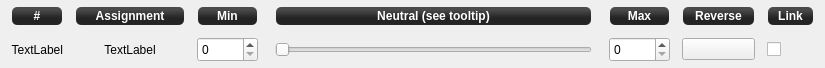
Old version of the form ground/gcs/src/plugins/config/outputchannelform.ui in the repository TauLabs/TauLabs.
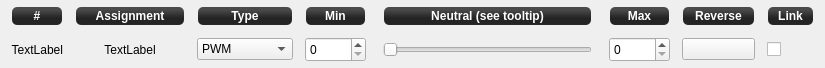
New version of the form. Icons and pictures are not drawn. Custom widgets are drawn as their Qt base class.

Commit message:
GCS: Add channel types to configoutput widget.
Channel types are now selectable via output widget. There is a simple
security requester for HPWM.

Conflicts:
	ground/gcs/src/plugins/config/outputchannelform.cpp

Diff of the .ui file:
```diff
--- a/ground/gcs/src/plugins/config/outputchannelform.ui
+++ b/ground/gcs/src/plugins/config/outputchannelform.ui
@@ -45,6 +45,62 @@
      </property>
     </widget>
    </item>
+   <item row="1" column="2">
+    <widget class="QComboBox" name="actuatorType">
+     <property name="enabled">
+      <bool>true</bool>
+     </property>
+     <property name="minimumSize">
+      <size>
+       <width>0</width>
+       <height>20</height>
+      </size>
+     </property>
+     <property name="toolTip">
+      <string>Set &quot;PWM&quot; simple pulse generation.
+Select &quot;HPWM&quot; for OneShot and better resolution at higher frequencies.
+For OneShot set the frequency to zero too.</string>
+     </property>
+     <property name="autoFillBackground">
+      <bool>false</bool>
+     </property>
+     <item>
+      <property name="text">
+       <string>PWM</string>
+      </property>
+     </item>
+     <item>
+      <property name="text">
+       <string>HPWM</string>
+      </property>
+     </item>
+     <item>
+      <property name="text">
+       <string>MK</string>
+      </property>
+     </item>
+     <item>
+      <property name="text">
+       <string>ASTEC4</string>
+      </property>
+     </item>
+     <item>
+      <property name="text">
+       <string>PWM Alarm</string>
+      </property>
+     </item>
+     <item>
+      <property name="text">
+       <string>Arming LED</string>
+      </property>
+     </item>
+     <item>
+      <property name="text">
+       <string>Info LED</string>
+      </property>
+     </item>
+    </widget>
+   </item>
    <item row="1" column="8">
     <widget class="QPushButton" name="pb_reverseActuator">
      <property name="minimumSize">
@@ -81,7 +137,7 @@
      </property>
     </widget>
    </item>
-   <item row="0" column="4">
+   <item row="0" column="5">
     <widget class="QLabel" name="legend2">
      <property name="sizePolicy">
       <sizepolicy hsizetype="Expanding" vsizetype="Fixed">
@@ -181,7 +237,7 @@
      </property>
     </widget>
    </item>
-   <item row="0" column="2">
+   <item row="0" column="3">
     <widget class="QLabel" name="legend1">
      <property name="sizePolicy">
       <sizepolicy hsizetype="Minimum" vsizetype="Fixed">
@@ -217,7 +273,7 @@
      </property>
     </widget>
    </item>
-   <item row="1" column="4">
+   <item row="1" column="5">
     <widget class="TextBubbleSlider" name="actuatorNeutral">
      <property name="sizePolicy">
       <sizepolicy hsizetype="MinimumExpanding" vsizetype="Fixed">
@@ -254,7 +310,7 @@
      </property>
     </widget>
    </item>
-   <item row="1" column="5">
+   <item row="1" column="6">
     <spacer name="horizontalSpacer_2">
      <property name="orientation">
       <enum>Qt::Horizontal</enum>
@@ -270,7 +326,7 @@
      </property>
     </spacer>
    </item>
-   <item row="1" column="2">
+   <item row="1" column="3">
     <widget class="QSpinBox" name="actuatorMin">
      <property name="minimumSize">
       <size>
@@ -353,7 +409,7 @@
      </property>
     </widget>
    </item>
-   <item row="1" column="3">
+   <item row="1" column="4">
     <spacer name="horizontalSpacer">
      <property name="orientation">
       <enum>Qt::Horizontal</enum>
@@ -480,6 +536,42 @@
      </property>
     </widget>
    </item>
+   <item row="0" column="2">
+    <widget class="QLabel" name="legend7">
+     <property name="sizePolicy">
+      <sizepolicy hsizetype="Minimum" vsizetype="Fixed">
+       <horstretch>0</horstretch>
+       <verstretch>0</verstretch>
+      </sizepolicy>
+     </property>
+     <property name="minimumSize">
+      <size>
+       <width>0</width>
+       <height>20</height>
+      </size>
+     </property>
+     <property name="font">
+      <font>
+       <weight>75</weight>
+       <italic>false</italic>
+       <bold>true</bold>
+      </font>
+     </property>
+     <property name="styleSheet">
+      <string notr="true">background-color: qlineargradient(spread:reflect, x1:0.507, y1:0, x2:0.507, y2:0.772, stop:0.208955 rgba(74, 74, 74, 255), stop:0.78607 rgba(36, 36, 36, 255));
+color: rgb(255, 255, 255);
+border-radius: 5;
+font:bold;
+margin:1px;</string>
+     </property>
+     <property name="text">
+      <string>Type</string>
+     </property>
+     <property name="alignment">
+      <set>Qt::AlignCenter</set>
+     </property>
+    </widget>
+   </item>
   </layout>
  </widget>
  <customwidgets>
```
The commit also changes 3 other files.
